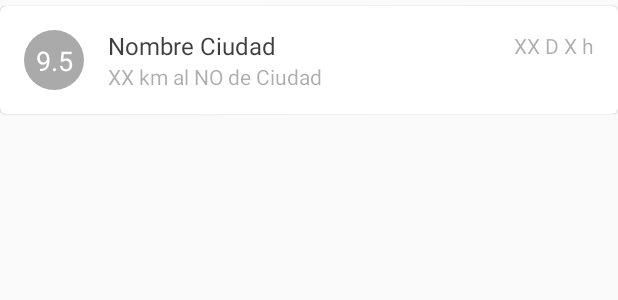
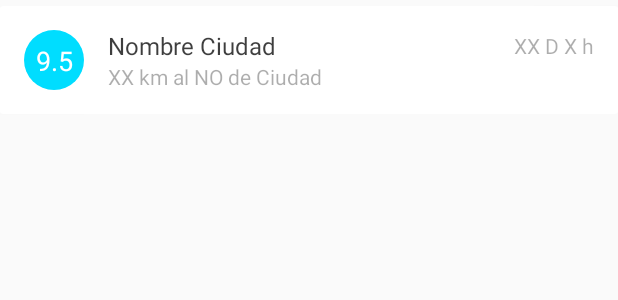
Before and after one commit to figonzal1/LastQuakeChile, an Android app: the layout quake_cardview.xml on its own in the app's theme, with its tools: preview values and no code run, on a phone screen of 412 x 824 dp. Shown: the top 300 px of the screen. Run offline under Robolectric (Android 15) with nearby library versions, the phone set to English and light mode, and no system bars; network calls fail; Roboto replaces fonts that are not available here.

Commit message:
Clasificación de colores para los sismos y cambio a support cardview para los items clicks con fondo gris

```diff
--- a/app/src/main/res/drawable/circle_shape.xml
+++ b/app/src/main/res/drawable/circle_shape.xml
@@ -2,8 +2,10 @@
 <shape xmlns:android="http://schemas.android.com/apk/res/android"
     android:shape="oval">
 
-    <solid android:color="@android:color/darker_gray"/>
     <size android:width="100dp"
-        android:height="100dp"/>
+        android:height="100dp"
+        />
+    <corners android:radius="30dp" />
+    <solid android:color="@android:color/holo_blue_bright"/>
 
 </shape>
--- a/app/src/main/res/layout/quake_cardview.xml
+++ b/app/src/main/res/layout/quake_cardview.xml
@@ -1,4 +1,4 @@
-<android.support.design.card.MaterialCardView
+<android.support.v7.widget.CardView
     xmlns:android="http://schemas.android.com/apk/res/android"
     xmlns:card_view="http://schemas.android.com/apk/res-auto"
     xmlns:tools="http://schemas.android.com/tools"
@@ -7,6 +7,11 @@
     android:layout_height="72dp"
     android:layout_marginTop="4dp"
     android:layout_marginBottom="4dp"
+    card_view:cardCornerRadius="2dp"
+    android:animateLayoutChanges="true"
+    android:focusable="true"
+    android:clickable="true"
+    android:foreground="?attr/selectableItemBackground"
     style="@style/Widget.MaterialComponents.CardView"
     >
 
@@ -15,14 +20,14 @@
         android:layout_height="match_parent">
 
         <ImageView
-            android:id="@+id/circulo"
+            android:id="@+id/iv_mag_color"
             android:layout_width="40dp"
             android:layout_height="40dp"
             android:layout_marginStart="16dp"
+            android:src="@drawable/circle_shape"
             android:layout_marginTop="16dp"
             card_view:layout_constraintStart_toStartOf="parent"
             card_view:layout_constraintTop_toTopOf="parent"
-            card_view:srcCompat="@drawable/circle_shape"
             android:contentDescription="@string/circulo_pintado" />
 
         <TextView
@@ -36,8 +41,8 @@
             android:fontFamily="@font/roboto"
             card_view:layout_constraintBottom_toTopOf="@+id/tv_referencia"
             card_view:layout_constraintEnd_toStartOf="@+id/tv_hora"
-            card_view:layout_constraintStart_toEndOf="@id/circulo"
-            card_view:layout_constraintTop_toTopOf="@+id/circulo"
+            card_view:layout_constraintStart_toEndOf="@id/iv_mag_color"
+            card_view:layout_constraintTop_toTopOf="@+id/iv_mag_color"
             android:alpha="0.87"
             tools:text="Nombre Ciudad"/>
 
@@ -63,7 +68,7 @@
             android:alpha="0.6"
             android:fontFamily="@font/roboto"
             android:maxLines="1"
-            card_view:layout_constraintBottom_toBottomOf="@+id/circulo"
+            card_view:layout_constraintBottom_toBottomOf="@+id/iv_mag_color"
             card_view:layout_constraintEnd_toEndOf="parent"
             card_view:layout_constraintStart_toStartOf="@+id/tv_ciudad"
             card_view:layout_constraintTop_toBottomOf="@+id/tv_ciudad"
@@ -79,11 +84,11 @@
             android:textStyle="normal"
             android:textColor="@android:color/white"
             android:fontFamily="@font/roboto"
-            card_view:layout_constraintBottom_toBottomOf="@+id/circulo"
-            card_view:layout_constraintEnd_toEndOf="@+id/circulo"
-            card_view:layout_constraintStart_toStartOf="@+id/circulo"
-            card_view:layout_constraintTop_toTopOf="@+id/circulo"
+            card_view:layout_constraintBottom_toBottomOf="@+id/iv_mag_color"
+            card_view:layout_constraintEnd_toEndOf="@+id/iv_mag_color"
+            card_view:layout_constraintStart_toStartOf="@+id/iv_mag_color"
+            card_view:layout_constraintTop_toTopOf="@+id/iv_mag_color"
             tools:text="9.5"/>
 
     </android.support.constraint.ConstraintLayout>
-</android.support.design.card.MaterialCardView>
+</android.support.v7.widget.CardView>
```
Also changed, not shown: app/src/main/java/cl/figonzal/lastquakechile/QuakeAdapter.java (+50 -1 lines), app/src/main/res/layout/toolbar_layout.xml (+6 -3 lines), app/src/main/res/values/colors.xml (+11 -0 lines).
